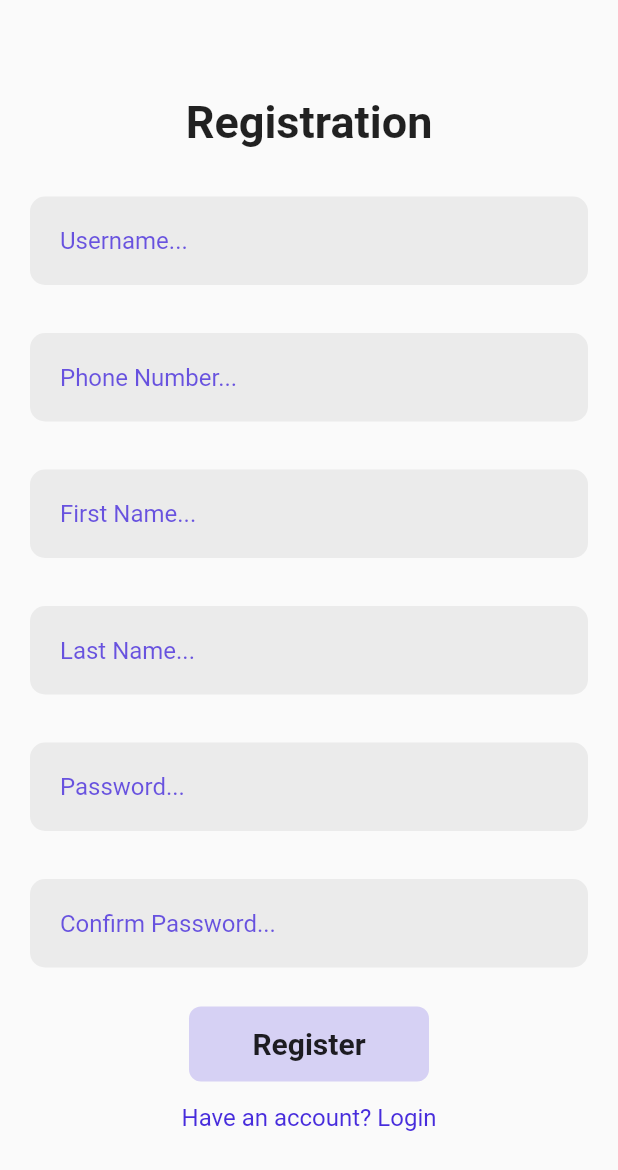
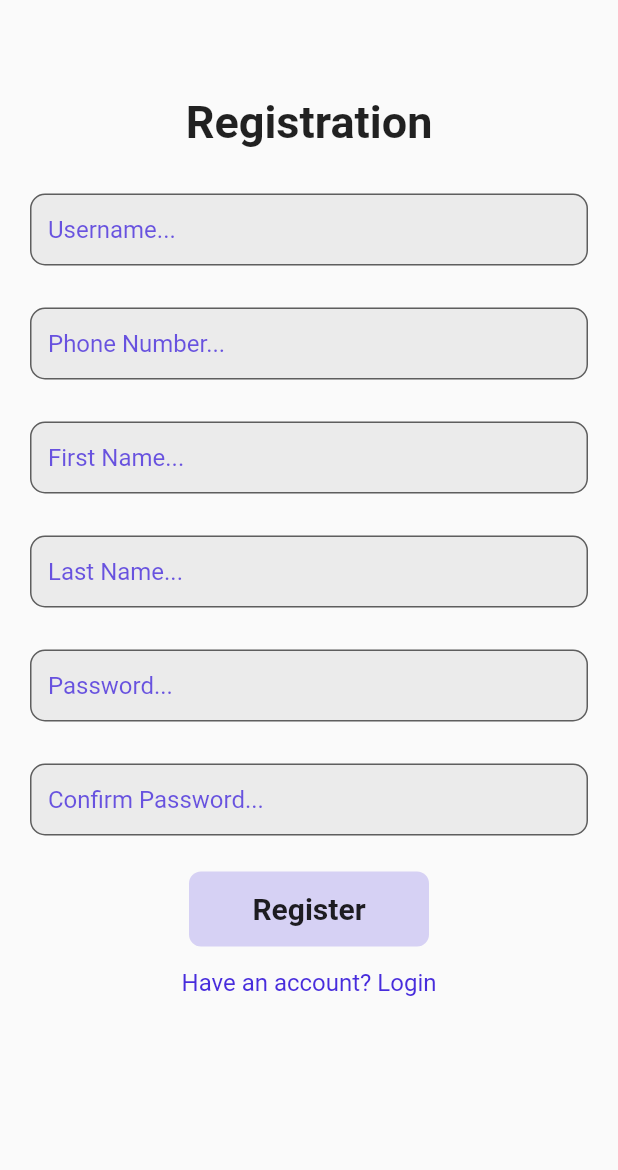
Before and after one commit to anshumankomawar/ProfileDrop, a Flutter app: the screen it shows after launch, after a tap on "Register", on a phone screen of 412 x 824 dp. Shown: the top 1170 px of the screen. Run offline on Flutter 3.47's test engine with Material 2 defaults, Android fonts, the phone set to English and light mode, and no system bars; our stand-ins replace flutter_map, geolocator, latlong2, rflutter_alert, sliding_up_panel; missing offline and left inert: mongo_dart, user_location.

Commit message:
fixed overflow registration, removed print stmt

```diff
--- a/frontend/lib/CustomTextInput.dart
+++ b/frontend/lib/CustomTextInput.dart
@@ -1,4 +1,5 @@
 import 'package:flutter/material.dart';
+import 'package:flutter/widgets.dart';
 
 class CustomTextInput extends StatefulWidget {
   final TextEditingController inputController;
@@ -19,11 +20,8 @@ class _CustomTextInputState extends State<CustomTextInput> {
   @override
   Widget build(BuildContext context) {
     return Container(
-        child: Padding(
-      padding: const EdgeInsets.fromLTRB(20, 16, 20, 16),
-      child: Container(
-        decoration: BoxDecoration(
-            borderRadius: BorderRadius.circular(10), color: Color(0xFFebebeb)),
+      child: Padding(
+        padding: const EdgeInsets.fromLTRB(20, 14, 20, 14),
         child: TextFormField(
           controller: widget.inputController,
           validator: (value) {
@@ -31,12 +29,15 @@ class _CustomTextInputState extends State<CustomTextInput> {
           },
           cursorColor: Color(0xFF472cdc),
           decoration: InputDecoration(
-              contentPadding: EdgeInsets.all(20),
-              hintText: widget.textName + "...",
-              hintStyle: TextStyle(color: Color(0xFF472cdc).withOpacity(0.8)),
-              border: InputBorder.none),
+            border: OutlineInputBorder(
+              borderRadius: BorderRadius.circular(10),
+            ),
+            fillColor: Color(0xFFebebeb),
+            filled: true,
+            contentPadding: EdgeInsets.all(12),
+            hintText: widget.textName + "...",
+            hintStyle: TextStyle(color: Color(0xFF472cdc).withOpacity(0.8))),
         ),
-      ),
-    ));
+      ));
   }
 }
--- a/frontend/lib/UserAuth/RegistrationPage.dart
+++ b/frontend/lib/UserAuth/RegistrationPage.dart
@@ -91,8 +91,8 @@ class _RegistrationPageState extends State<RegistrationPage> {
         key: _formKey,
         child: Center(
           child: Column(children: [
-          Padding(
-            padding: const EdgeInsets.fromLTRB(0, 64, 0, 16),
+            const Padding(
+              padding: EdgeInsets.fromLTRB(0, 64, 0, 16),
               child: Text(
                 "Registration",
                 textAlign: TextAlign.center,
@@ -138,7 +138,6 @@ class _RegistrationPageState extends State<RegistrationPage> {
                 } catch (e) {
                   Alert(context: context, title: "Error", desc: "Location permissions are currently denied. Please enable permissions by navigating to Settings > Drop > Location > Always.").show();
                 }
-                print(position);
                 // Position position = await _getGeoLocationPosition();
                 if (_formKey.currentState!.validate() && user == null && position != null) {
                   User user = User(
```
Lines whose indentation alone changed are shown as unchanged.
